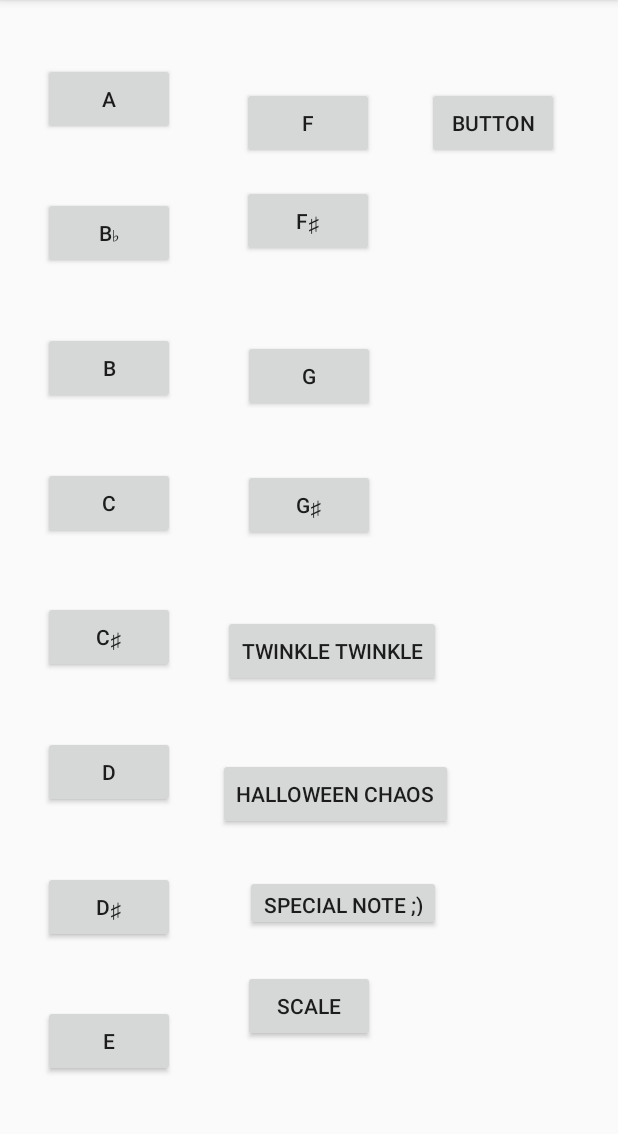
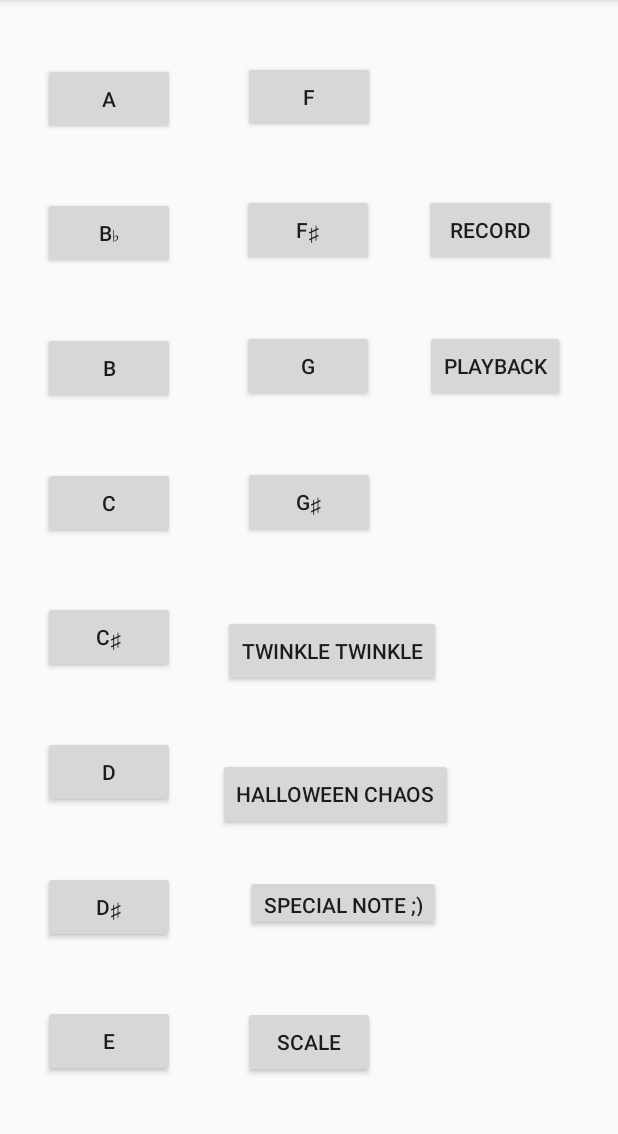
Before and after one commit to katherineanthony/Soundsdeboard, an Android app: the screen it shows after launch (SoundsActivity), on a phone screen of 412 x 824 dp, the part 84-1218 px from its top. Run offline under Robolectric (Android 15) with nearby library versions, the phone set to English and light mode, and no system bars.

Commit message:
finished :) andrew says im dumb bc i didnt declare things :/

```diff
--- /dev/null
+++ b/app/src/main/java/com/example/SoundBoardActivity/Note.java
@@ -0,0 +1,27 @@
+package com.example.SoundBoardActivity;
+
+public class Note {
+
+    private int soundId;
+    private int delay;
+    public Note(int soundId, int delay)
+    {
+        this.soundId = soundId;
+        this.delay = soundId;
+    }
+
+    public int getDelay() {
+        return delay;
+    }
+    public int getSoundId(){
+        return soundId;
+    }
+
+    public void setDelay(int delay) {
+        this.delay = delay;
+    }
+
+    public void setSoundId(int soundId) {
+        this.soundId = soundId;
+    }
+}
--- a/app/src/main/java/com/example/SoundBoardActivity/SoundsActivity.java
+++ b/app/src/main/java/com/example/SoundBoardActivity/SoundsActivity.java
@@ -2,6 +2,7 @@ package com.example.SoundBoardActivity;
 
 import androidx.appcompat.app.AppCompatActivity;
 
+import android.content.Intent;
 import android.media.AudioManager;
 import android.media.MediaPlayer;
 import android.media.SoundPool;
@@ -14,7 +15,9 @@ import android.widget.Switch;
 import android.widget.Toast;
 import android.widget.ViewAnimator;
 
+import java.util.ArrayList;
 import java.util.HashMap;
+import java.util.List;
 import java.util.Map;
 
 
@@ -36,6 +39,7 @@ public class SoundsActivity extends AppCompatActivity implements View.OnClickLis
     private Button buttonSong3;
     private Button buttonScale;
     private Button buttonRecord;
+    private Button buttonPlayBack;
     private int aNote;
     private int bNote;
     private int bflatNote;
@@ -51,7 +55,9 @@ public class SoundsActivity extends AppCompatActivity implements View.OnClickLis
 
     private SoundPool soundPool;
     private boolean loaded;
+    private boolean isRecord;
     private Map<Integer,Integer> noteMap;
+    private List<Note> playBack = new ArrayList<>();
     private int[] stressInducingNotes;
     private int[] stressInducingDelays;
     private Song stressInducingSong;
@@ -67,6 +73,7 @@ public class SoundsActivity extends AppCompatActivity implements View.OnClickLis
         setContentView(R.layout.activity_sounds);
         wireWidgets();
         loaded = false;
+        isRecord=false;
 
         loadSoundPool();
         stressInducingNotes = new int[] {gNote, gNote, dNote, dNote, eNote, eNote, dNote, cNote,
@@ -104,7 +111,7 @@ public class SoundsActivity extends AppCompatActivity implements View.OnClickLis
         gsharpNote = soundPool.load(this, R.raw.scalegs,1);
         //loaded = true;
 
-        /*noteMap = new HashMap<>();
+        noteMap = new HashMap<>();
         noteMap.put(buttonA.getId(), aNote);
         noteMap.put(buttonB.getId(), bNote);
         noteMap.put(buttonBflat.getId(), bflatNote);
@@ -116,7 +123,7 @@ public class SoundsActivity extends AppCompatActivity implements View.OnClickLis
         noteMap.put(buttonF.getId(), fNote);
         noteMap.put(buttonFsharp.getId(), fsharpNote);
         noteMap.put(buttonG.getId(), gNote);
-        noteMap.put(buttonGsharp.getId(), gsharpNote);*/
+        noteMap.put(buttonGsharp.getId(), gsharpNote);
         loaded = true;
     }
 
@@ -140,6 +147,7 @@ public class SoundsActivity extends AppCompatActivity implements View.OnClickLis
         buttonSong3.setOnClickListener(this);
         buttonScale.setOnClickListener(this);
         buttonRecord.setOnClickListener(this);
+        buttonPlayBack.setOnClickListener(this);
     }
 
     private void delay(int millisDelay) {
@@ -168,6 +176,7 @@ public class SoundsActivity extends AppCompatActivity implements View.OnClickLis
         buttonSong3 = findViewById(R.id.button_main_song3);
         buttonScale = findViewById(R.id.button_main_scale);
         buttonRecord=findViewById(R.id.button_main_record);
+        buttonPlayBack=findViewById(R.id.button_main_playBack);
 
     }
 
@@ -206,7 +215,25 @@ public class SoundsActivity extends AppCompatActivity implements View.OnClickLis
                     }
                 }
             }
+            case R.id.button_main_playBack:{
+                for(Note note: playBack)
+                {
+                    soundPool.play(note.getSoundId(), 1,1,0,0,1f);
+                    delay(500);
+                }
+            }
             case R.id.button_main_record: {
+                if(isRecord)
+                {
+                    isRecord = false;
+                    buttonRecord.setText("RECORD");
+                }
+                else
+                {
+                    isRecord = true;
+                    buttonRecord.setText("RECORDING");
+                }
+                break;
 
             }
         }}
@@ -221,6 +248,11 @@ public class SoundsActivity extends AppCompatActivity implements View.OnClickLis
                 if(songId != 0){
                     soundPool.play(songId,1,1,1,0,1f);
                 }
+                if(isRecord)
+                {
+                    playBack.add(new Note(songId, 500));
+
+                }
             }
         }
     }
--- a/app/src/main/res/layout/activity_sounds.xml
+++ b/app/src/main/res/layout/activity_sounds.xml
@@ -156,86 +156,109 @@
         android:layout_width="wrap_content"
         android:layout_height="wrap_content"
         android:layout_marginStart="8dp"
-        android:layout_marginTop="39dp"
+        android:layout_marginTop="8dp"
         android:layout_marginEnd="8dp"
-        android:layout_marginBottom="644dp"
+        android:layout_marginBottom="8dp"
         android:text="@string/main_fkey"
         app:layout_constraintBottom_toBottomOf="parent"
         app:layout_constraintEnd_toEndOf="parent"
-        app:layout_constraintHorizontal_bias="0.498"
+        app:layout_constraintHorizontal_bias="0.501"
         app:layout_constraintStart_toStartOf="parent"
-        app:layout_constraintTop_toTopOf="parent" />
+        app:layout_constraintTop_toTopOf="parent"
+        app:layout_constraintVertical_bias="0.046" />
 
     <Button
         android:id="@+id/button_main_fsharp"
         android:layout_width="wrap_content"
         android:layout_height="wrap_content"
         android:layout_marginStart="8dp"
-        android:layout_marginTop="123dp"
+        android:layout_marginTop="8dp"
         android:layout_marginEnd="8dp"
-        android:layout_marginBottom="560dp"
+        android:layout_marginBottom="8dp"
         android:text="@string/main_fsharpkey"
         app:layout_constraintBottom_toBottomOf="parent"
         app:layout_constraintEnd_toEndOf="parent"
         app:layout_constraintHorizontal_bias="0.498"
         app:layout_constraintStart_toStartOf="parent"
         app:layout_constraintTop_toTopOf="parent"
-        app:layout_constraintVertical_bias="0.0" />
+        app:layout_constraintVertical_bias="0.172" />
 
     <Button
         android:id="@+id/button_main_g"
         android:layout_width="wrap_content"
         android:layout_height="wrap_content"
         android:layout_marginStart="8dp"
-        android:layout_marginTop="208dp"
+        android:layout_marginTop="8dp"
         android:layout_marginEnd="8dp"
-        android:layout_marginBottom="475dp"
+        android:layout_marginBottom="8dp"
         android:text="@string/main_gkey"
         app:layout_constraintBottom_toBottomOf="parent"
         app:layout_constraintEnd_toEndOf="parent"
+        app:layout_constraintHorizontal_bias="0.498"
         app:layout_constraintStart_toStartOf="parent"
-        app:layout_constraintTop_toTopOf="parent" />
+        app:layout_constraintTop_toTopOf="parent"
+        app:layout_constraintVertical_bias="0.301" />
 
     <Button
         android:id="@+id/button_main_gsharp"
         android:layout_width="wrap_content"
         android:layout_height="wrap_content"
         android:layout_marginStart="8dp"
-        android:layout_marginTop="294dp"
+        android:layout_marginTop="8dp"
         android:layout_marginEnd="8dp"
-        android:layout_marginBottom="389dp"
+        android:layout_marginBottom="8dp"
         android:text="@string/main_ghsarpkey"
         app:layout_constraintBottom_toBottomOf="parent"
         app:layout_constraintEnd_toEndOf="parent"
+        app:layout_constraintHorizontal_bias="0.501"
         app:layout_constraintStart_toStartOf="parent"
-        app:layout_constraintTop_toTopOf="parent" />
+        app:layout_constraintTop_toTopOf="parent"
+        app:layout_constraintVertical_bias="0.43" />
 
     <Button
         android:id="@+id/button_main_scale"
         android:layout_width="wrap_content"
         android:layout_height="wrap_content"
-        android:layout_marginStart="161dp"
-        android:layout_marginTop="628dp"
-        android:layout_marginEnd="162dp"
-        android:layout_marginBottom="55dp"
+        android:layout_marginStart="8dp"
+        android:layout_marginTop="8dp"
+        android:layout_marginEnd="8dp"
+        android:layout_marginBottom="8dp"
         android:text="@string/main_scale"
         app:layout_constraintBottom_toBottomOf="parent"
         app:layout_constraintEnd_toEndOf="parent"
         app:layout_constraintStart_toStartOf="parent"
-        app:layout_constraintTop_toTopOf="parent" />
+        app:layout_constraintTop_toBottomOf="@+id/button_main_song3" />
 
     <Button
         android:id="@+id/button_main_record"
         android:layout_width="wrap_content"
         android:layout_height="wrap_content"
-        android:layout_marginStart="284dp"
-        android:layout_marginTop="39dp"
-        android:layout_marginEnd="39dp"
-        android:layout_marginBottom="644dp"
-        android:text="Button"
+        android:layout_marginStart="8dp"
+        android:layout_marginTop="8dp"
+        android:layout_marginEnd="8dp"
+        android:layout_marginBottom="8dp"
+        android:text="@string/main_record"
         app:layout_constraintBottom_toBottomOf="parent"
         app:layout_constraintEnd_toEndOf="parent"
+        app:layout_constraintHorizontal_bias="0.892"
         app:layout_constraintStart_toStartOf="parent"
-        app:layout_constraintTop_toTopOf="parent" />
+        app:layout_constraintTop_toTopOf="parent"
+        app:layout_constraintVertical_bias="0.172" />
+
+    <Button
+        android:id="@+id/button_main_playBack"
+        android:layout_width="wrap_content"
+        android:layout_height="wrap_content"
+        android:layout_marginStart="8dp"
+        android:layout_marginTop="8dp"
+        android:layout_marginEnd="8dp"
+        android:layout_marginBottom="8dp"
+        android:text="@string/main_playBack"
+        app:layout_constraintBottom_toBottomOf="parent"
+        app:layout_constraintEnd_toEndOf="parent"
+        app:layout_constraintHorizontal_bias="0.91"
+        app:layout_constraintStart_toStartOf="parent"
+        app:layout_constraintTop_toTopOf="parent"
+        app:layout_constraintVertical_bias="0.301" />
 
 </androidx.constraintlayout.widget.ConstraintLayout>
--- a/app/src/main/res/values/strings.xml
+++ b/app/src/main/res/values/strings.xml
@@ -17,4 +17,5 @@
     <string name="main_song3">special note ;)</string>
     <string name="main_scale">scale</string>
     <string name="main_record">record</string>
+    <string name="main_playBack">playback</string>
 </resources>
```
